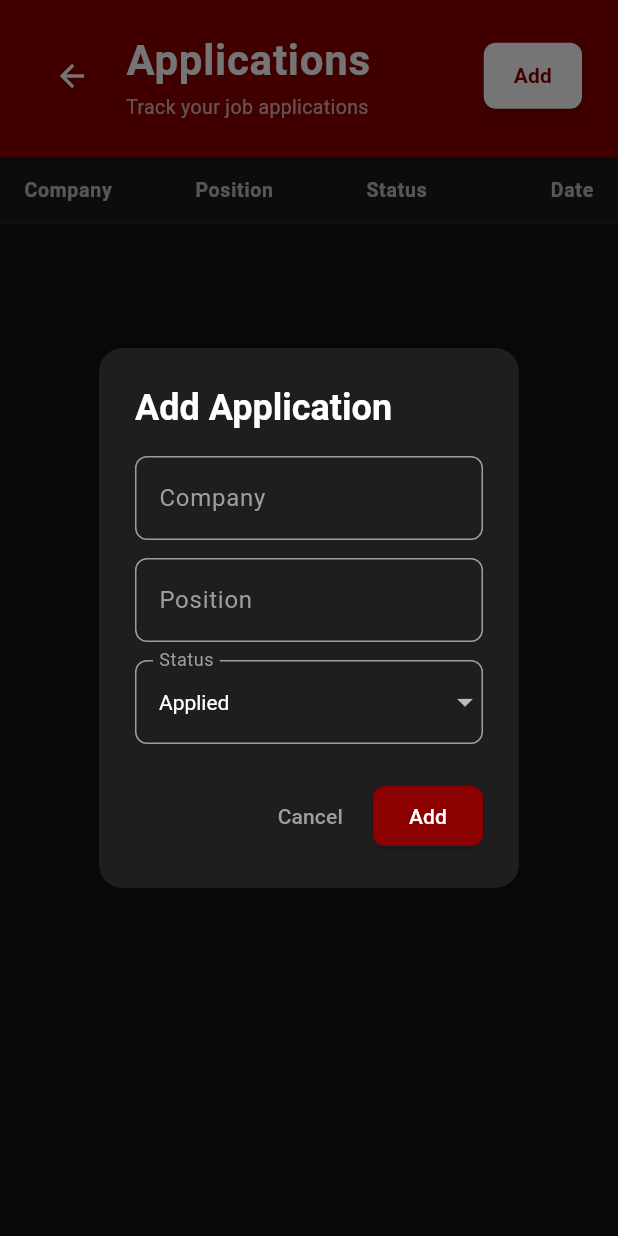
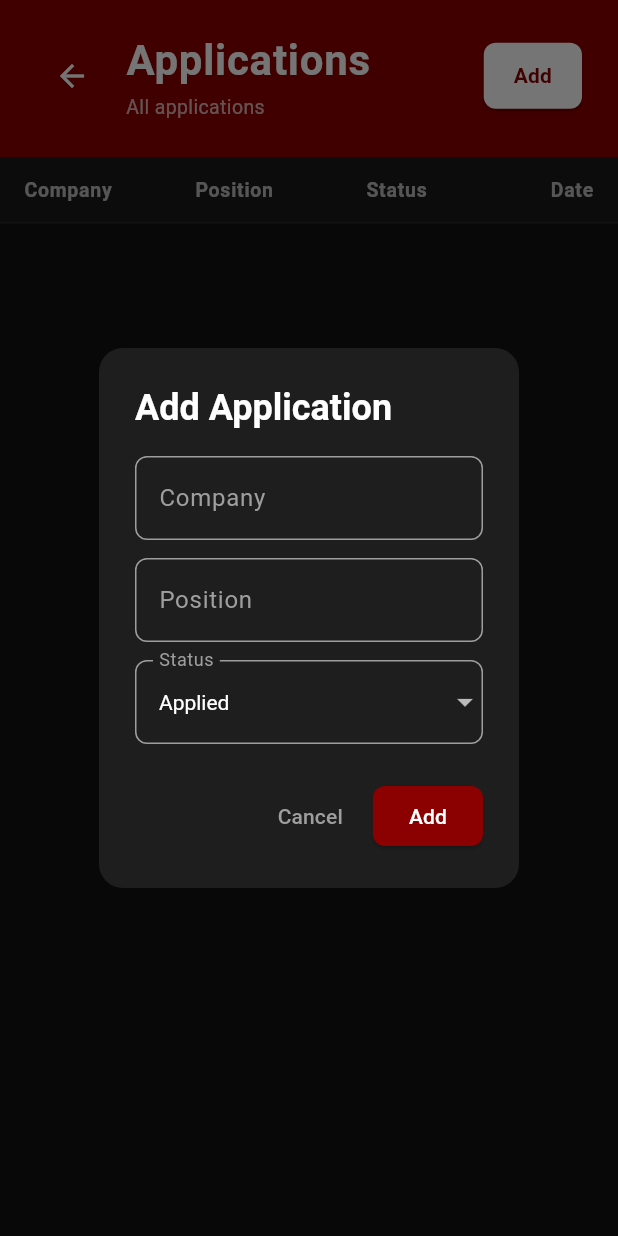
Before and after one commit to david-lorow/large-project-cop4331, a Flutter app: the ApplicationPage screen opened directly with empty values, after a tap on "Add", on a phone screen of 412 x 824 dp. Run offline on Flutter 3.47's test engine with Material 3 defaults, Android fonts, the phone set to English and light mode, and no system bars; our stand-ins replace file_picker, shared_preferences; accounts and stored records are empty; network calls fail.

Commit message:
Add files via upload

```diff
--- a/Mobile frontend/lib/models/resume.dart
+++ b/Mobile frontend/lib/models/resume.dart
@@ -4,6 +4,7 @@ class Resume {
   final String name;
   final String thumbnailUrl;
   final String versionNumber;
+  final String versionId;
 
   Resume({
     required this.id,
@@ -11,6 +12,7 @@ class Resume {
     required this.name,
     required this.thumbnailUrl,
     required this.versionNumber,
+    required this.versionId,
   });
 
   factory Resume.fromJson(Map<String, dynamic> json) {
@@ -22,6 +24,7 @@ class Resume {
       name:          json['title']?.toString()                  ?? '',
       versionNumber: headVersion?['versionNumber']?.toString()  ?? '',
       thumbnailUrl:  json['thumbnailUrl']?.toString()           ?? '',
+      versionId:     headVersion?['_id']?.toString()           ?? '',
     );
   }
 }
--- a/Mobile frontend/lib/pages/application.dart
+++ b/Mobile frontend/lib/pages/application.dart
@@ -3,7 +3,8 @@ import 'package:team24/services/applicationsService.dart';
 
 class ApplicationPage extends StatefulWidget {
   final String resumeId;
-  const ApplicationPage({super.key, required this.resumeId});
+  final String? resumeVersionId;
+  const ApplicationPage({super.key, required this.resumeId, this.resumeVersionId});
 
   @override
   State<ApplicationPage> createState() => _ApplicationPageState();
@@ -28,11 +29,18 @@ class _ApplicationPageState extends State<ApplicationPage> {
   }
 
 Future<void> loadApplications() async {
+  print("🔍 Loading applications for resumeId: ${widget.resumeId}");
+  print("🔍 Loading applications for versionId: ${widget.resumeVersionId}");
   try {
     final data = await ApplicationService.listApplications(
       resumeId: widget.resumeId,
+      resumeVersionId: widget.resumeVersionId,
     );
     print("✅ Loaded ${data.length} applications");
+    for (final a in data) {
+      print("  APP: ${a.companyName} | resumeVersionId: ${a.resumeVersionId}");
+    }
+    print("✅ Loaded ${data.length} applications for version ${widget.resumeVersionId}");
     setState(() {
       _applications = data;
       _loading = false;
@@ -129,6 +137,7 @@ class _ApplicationPageState extends State<ApplicationPage> {
                 try {
   await ApplicationService.createApplication(
     resumeId: widget.resumeId,
+    resumeVersionId: widget.resumeVersionId, // ✅ tie to specific version
     companyName: company,
     jobTitle: position,
     status: selectedStatus.toLowerCase(),
@@ -284,7 +293,7 @@ class _ApplicationPageState extends State<ApplicationPage> {
 
                 const SizedBox(width: 12),
 
-                const Expanded(
+                 Expanded(
                   child: Column(
                     crossAxisAlignment: CrossAxisAlignment.start,
                     children: [
@@ -299,9 +308,12 @@ class _ApplicationPageState extends State<ApplicationPage> {
                       ),
                       SizedBox(height: 2),
                       Text(
-                        'Track your job applications',
-                        style: TextStyle(color: Colors.white70, fontSize: 13),
+  widget.resumeVersionId != null
+      ? 'Version applications'
+      : 'All applications',
+  style: const TextStyle(color: Colors.white70, fontSize: 13),
 ),
+
                     ],
                   ),
                 ),
--- a/Mobile frontend/lib/services/applicationsService.dart
+++ b/Mobile frontend/lib/services/applicationsService.dart
@@ -98,6 +98,7 @@ class ApplicationService {
       resumeId: resumeId,
       resumeVersionId: resumeVersionId,
     );
+     print("📡 LIST URL: $url"); // ✅ verify query params are present
 
     final response = await http.get(url, headers: _authHeaders(token));
 
```
Also changed, not shown: Mobile frontend/lib/main.dart (+6 -10 lines), Mobile frontend/lib/pages/resume.dart (+38 -9 lines), Mobile frontend/lib/services/resumeLists.dart (+5 -2 lines), Mobile frontend/assets/images/reaper.png (added). Lines whose indentation alone changed are shown as unchanged.
